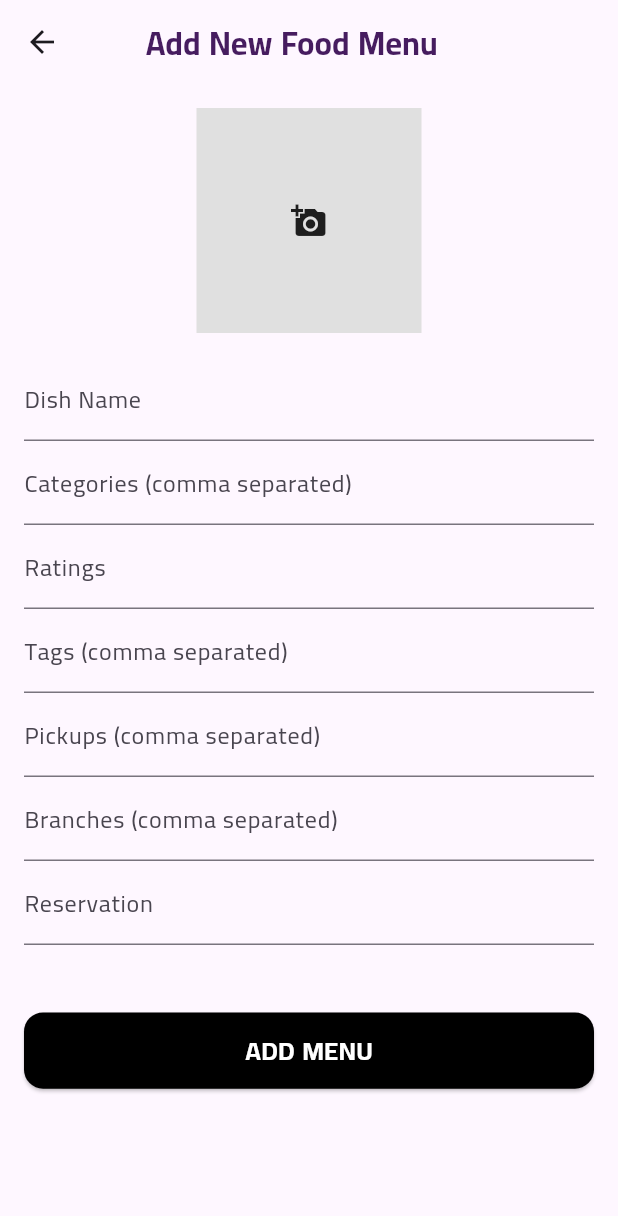
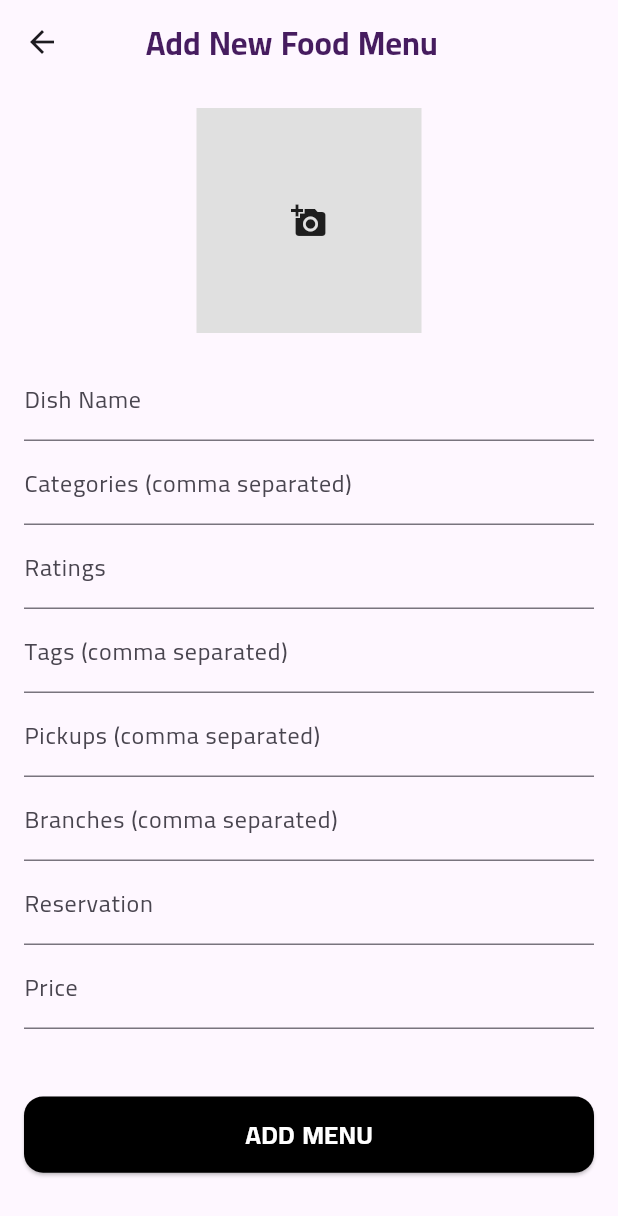
Before and after one commit to athullya-mol/CanteenX_App, a Flutter app: the AddFoodMenuScreen screen opened directly, on a phone screen of 412 x 824 dp. Shown: the top 1216 px of the screen. Run offline on Flutter 3.47's test engine with Material 3 defaults, Android fonts, the phone set to English and light mode, and no system bars; our stand-ins replace cached_network_image, cloud_firestore, connectivity_plus, country_code_picker, dio, dots_indicator and 9 more; missing offline and left inert: flag, flutter_stripe; accounts and stored records are empty; project files that could hold a hidden picture were left out.

Commit message:
final commit

```diff
--- a/lib/admin/addfoodmenuscreen.dart
+++ b/lib/admin/addfoodmenuscreen.dart
@@ -26,6 +26,7 @@ class _AddFoodMenuScreenState extends State<AddFoodMenuScreen> {
   final TextEditingController _pickupsController = TextEditingController();
   final TextEditingController _branchesController = TextEditingController();
   final TextEditingController _reservationController = TextEditingController();
+  final TextEditingController _priceController = TextEditingController();
   bool _isLoading = false;
 
   File? _selectedImage;
@@ -77,6 +78,7 @@ class _AddFoodMenuScreenState extends State<AddFoodMenuScreen> {
           'pickups': _pickupsController.text.trim().split(','),
           'branches': _branchesController.text.trim().split(','),
           'reservation': _reservationController.text.trim(),
+          'price': _priceController.text.trim(),
           'createdAt': FieldValue.serverTimestamp(),
         };
 
@@ -95,6 +97,7 @@ class _AddFoodMenuScreenState extends State<AddFoodMenuScreen> {
         _pickupsController.clear();
         _branchesController.clear();
         _reservationController.clear();
+        _priceController.clear();
         setState(() {
           _selectedImage = null;
         });
@@ -189,6 +192,13 @@ class _AddFoodMenuScreenState extends State<AddFoodMenuScreen> {
                   controller: _reservationController,
                   decoration: const InputDecoration(labelText: 'Reservation'),
                 ),
+                TextFormField(
+                  controller: _priceController,
+                  decoration: const InputDecoration(labelText: 'Price'),
+                  keyboardType: TextInputType.number,
+                  validator: (value) =>
+                      value == null || value.isEmpty ? 'Enter price' : null,
+                ),
                 Space.yf(2.5),
                 customElevatedButton(
                   width: double.infinity,
--- a/lib/models/restaurant.dart
+++ b/lib/models/restaurant.dart
@@ -12,6 +12,7 @@ class Restaurant extends Equatable {
   final List<dynamic> pickups;
   final List<dynamic> branches;
   final String reservation;
+  final String price;
 
   const Restaurant({
     required this.id,
@@ -24,6 +25,7 @@ class Restaurant extends Equatable {
     required this.pickups,
     required this.branches,
     required this.reservation,
+    required this.price,
   });
 
   /// Factory constructor to create a Restaurant from a Firestore DocumentSnapshot
@@ -41,6 +43,7 @@ class Restaurant extends Equatable {
       pickups: data?['pickups'] ?? [],
       branches: data?['branches'] ?? [],
       reservation: data?['reservation'] ?? '',
+      price: data?['price'] ?? '0',
     );
   }
 
@@ -57,5 +60,6 @@ class Restaurant extends Equatable {
         pickups,
         branches,
         reservation,
+        price,
       ];
 }
--- a/lib/presentation/screens/reservation_checkout.dart
+++ b/lib/presentation/screens/reservation_checkout.dart
@@ -175,7 +175,8 @@ class ReservationCheckoutScreen extends StatelessWidget {
                   ],
                 ),
               ),
-              reservationAmountColumn("25"),
+              reservationAmountColumn(
+                  reservation.amount, reservation.personsNumber as int),
               //  Space.y!,
               Row(
                 mainAxisAlignment: MainAxisAlignment.spaceAround,
--- a/lib/presentation/widgets/booking_view.dart
+++ b/lib/presentation/widgets/booking_view.dart
@@ -226,7 +226,8 @@ class _BookingViewState extends State<BookingView> {
             ],
           ),
         ),
-        reservationAmountColumn(widget.restaurant.reservation.toString()),
+        reservationAmountColumn(
+            widget.restaurant.price.toString(), numberOfPersons),
         customElevatedButton(
             width: double.infinity,
             height: AppDimensions.normalize(24),
@@ -242,7 +243,7 @@ class _BookingViewState extends State<BookingView> {
                   name: _nameController.text,
                   branch: dropDownValue.toString(),
                   restaurant: widget.restaurant.name,
-                  amount: widget.restaurant.reservation,
+                  amount: widget.restaurant.price * numberOfPersons,
                   date: selectedDate.toString().substring(0, 10),
                   status: 'Pending');
 
--- a/lib/presentation/widgets/info_view.dart
+++ b/lib/presentation/widgets/info_view.dart
@@ -17,7 +17,8 @@ class InfoView extends StatelessWidget {
 
   @override
   Widget build(BuildContext context) {
-    return Padding(
+    return SingleChildScrollView(
+      child: Padding(
         padding: Space.hf(1.5),
         child: Column(
           crossAxisAlignment: CrossAxisAlignment.start,
@@ -110,7 +111,7 @@ class InfoView extends StatelessWidget {
                     day,
                     style: AppText.b1,
                   ),
-                day == "Friday"
+                  day == "Sunday"
                       ? Text(
                           "OFF",
                           style: AppText.b1?.copyWith(color: AppColors.deepRed),
@@ -137,6 +138,7 @@ class InfoView extends StatelessWidget {
             Space.yf(1.5),
           ],
         ),
+      ),
     );
   }
 }
--- a/lib/presentation/widgets/restaurant_components.dart
+++ b/lib/presentation/widgets/restaurant_components.dart
@@ -61,7 +61,10 @@ Widget pickupCachedNetworkImage(String image) {
   );
 }
 
-Widget reservationAmountColumn(String amount) {
+Widget reservationAmountColumn(String amount, int people) {
+  double price = double.tryParse(amount) ?? 0.0;
+  double total = price * people;
+
   return Column(
     children: [
       Space.yf(1.5),
@@ -71,7 +74,7 @@ Widget reservationAmountColumn(String amount) {
       ),
       Space.yf(.5),
       Text(
-        "$amount KWD",
+        "$total INR",
         style: AppText.h1b?.copyWith(color: AppColors.deepRed),
       ),
       Space.yf(2),
@@ -94,7 +97,7 @@ Widget bookingFooter() {
           SizedBox(
             width: AppDimensions.normalize(115),
             child: const Text(
-              "Excepteur sint occaecat cupidatat non proident, sunt in culpa qui officia deserunt mollit anim id est eopksio laborum.",
+              "Once the order is placed, it cannot be cancelled or modified. Make sure to double-check your selected items, quantity, and pickup time.",
               overflow: TextOverflow.ellipsis,
               maxLines: 3,
             ),
```
Also changed, not shown: 4 other files. Lines whose indentation alone changed are shown as unchanged.
